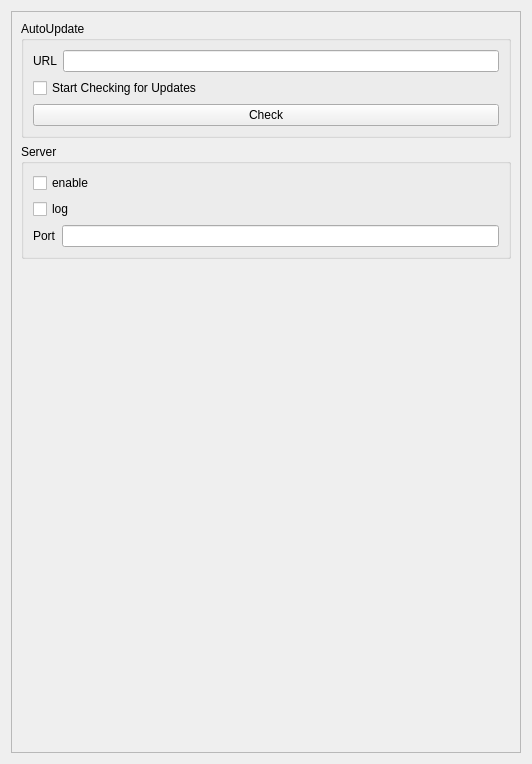
MRsoymilk/MySerial, file src/form/setting/formsetting.ui: the form before one commit.
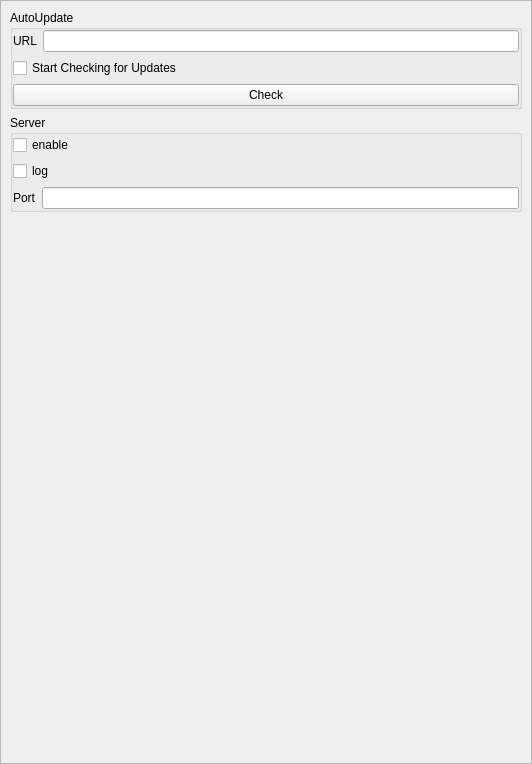
The form after the commit.

Patch:
```diff
--- a/src/form/setting/formsetting.ui
+++ b/src/form/setting/formsetting.ui
@@ -14,6 +14,18 @@
    <string>Setting</string>
   </property>
   <layout class="QGridLayout" name="gridLayout">
+   <property name="leftMargin">
+    <number>0</number>
+   </property>
+   <property name="topMargin">
+    <number>0</number>
+   </property>
+   <property name="rightMargin">
+    <number>0</number>
+   </property>
+   <property name="bottomMargin">
+    <number>0</number>
+   </property>
    <item row="0" column="0">
     <widget class="QScrollArea" name="scrollArea">
      <property name="widgetResizable">
@@ -24,8 +36,8 @@
        <rect>
         <x>0</x>
         <y>0</y>
-        <width>512</width>
-        <height>744</height>
+        <width>530</width>
+        <height>762</height>
        </rect>
       </property>
       <layout class="QVBoxLayout" name="verticalLayout">
@@ -35,6 +47,18 @@
           <string>AutoUpdate</string>
          </property>
          <layout class="QGridLayout" name="gridLayout_2">
+          <property name="leftMargin">
+           <number>0</number>
+          </property>
+          <property name="topMargin">
+           <number>0</number>
+          </property>
+          <property name="rightMargin">
+           <number>0</number>
+          </property>
+          <property name="bottomMargin">
+           <number>0</number>
+          </property>
           <item row="0" column="0">
            <layout class="QFormLayout" name="formLayout">
             <item row="0" column="0">
@@ -72,6 +96,18 @@
           <string>Server</string>
          </property>
          <layout class="QGridLayout" name="gridLayout_3">
+          <property name="leftMargin">
+           <number>0</number>
+          </property>
+          <property name="topMargin">
+           <number>0</number>
+          </property>
+          <property name="rightMargin">
+           <number>0</number>
+          </property>
+          <property name="bottomMargin">
+           <number>0</number>
+          </property>
           <item row="2" column="0">
            <layout class="QHBoxLayout" name="horizontalLayout">
             <item>
```
